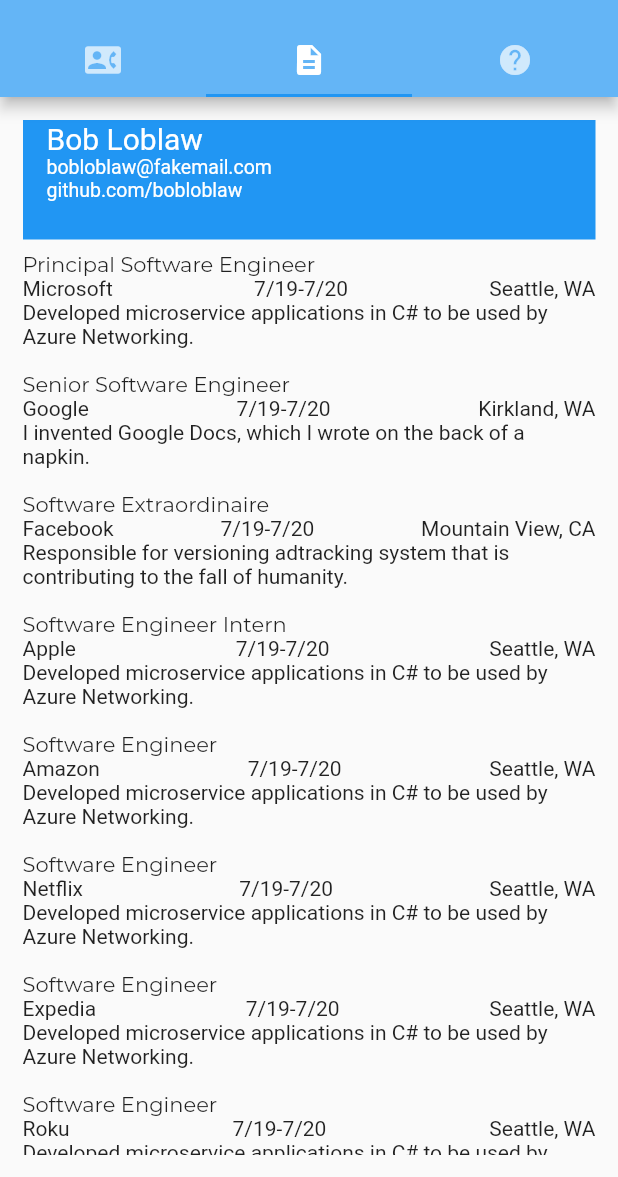
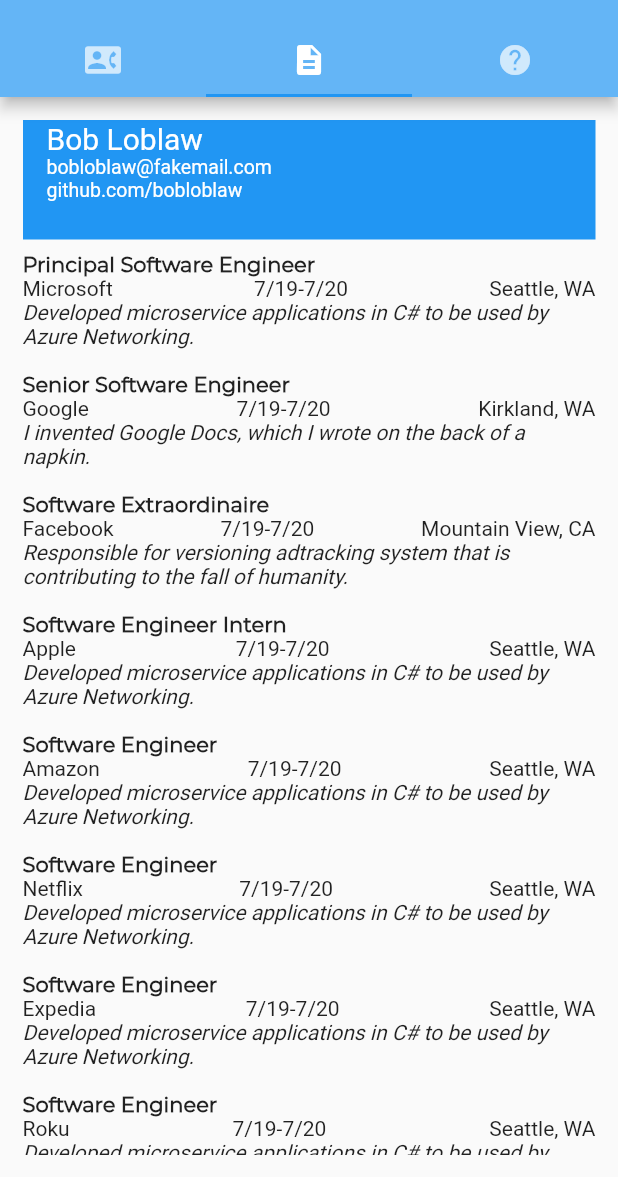
Before and after one commit to willdarnell/call_me_maybe, a Flutter app: the screen it shows after launch, tab 2 chosen, on a phone screen of 412 x 824 dp, the part 59-1236 px from its top. Run offline on Flutter 3.47's test engine with Material 2 defaults, Android fonts, the phone set to English and light mode, and no system bars.

```diff
--- a/lib/components/PriorPositions.dart
+++ b/lib/components/PriorPositions.dart
@@ -26,7 +26,7 @@ class PriorPositions extends StatelessWidget {
       mainAxisAlignment: MainAxisAlignment.spaceEvenly,
       children: <Widget>[
         Row(children: <Widget>[
-          Text('$title', style: TextStyle(fontFamily: 'Montserrat',))
+          Text('$title', style: TextStyle(fontFamily: 'Montserrat', fontWeight: FontWeight.bold,))
         ],),
         Row(
           mainAxisAlignment: MainAxisAlignment.spaceBetween,
@@ -35,7 +35,7 @@ class PriorPositions extends StatelessWidget {
         ]),
         Row(
           children: <Widget>[
-            Flexible( child: Text('$description', style: TextStyle(fontFamily: 'Roboto',))
+            Flexible( child: Text('$description', style: TextStyle(fontFamily: 'Roboto', fontStyle: FontStyle.italic,))
             )]
         ),
       ]
```
